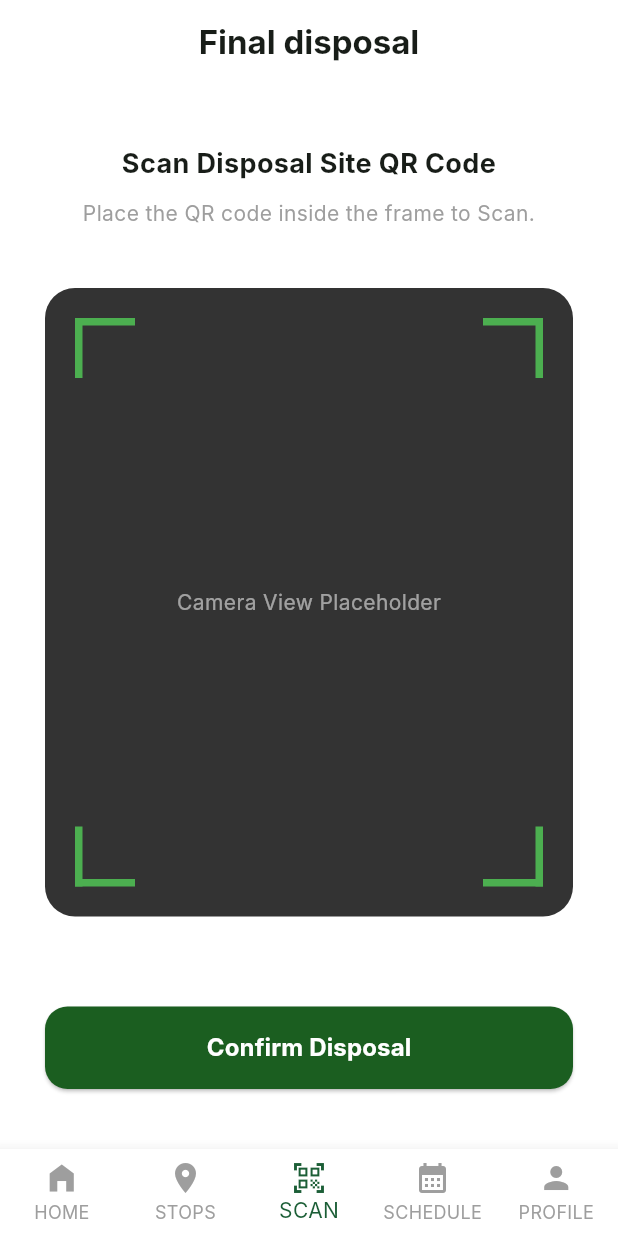
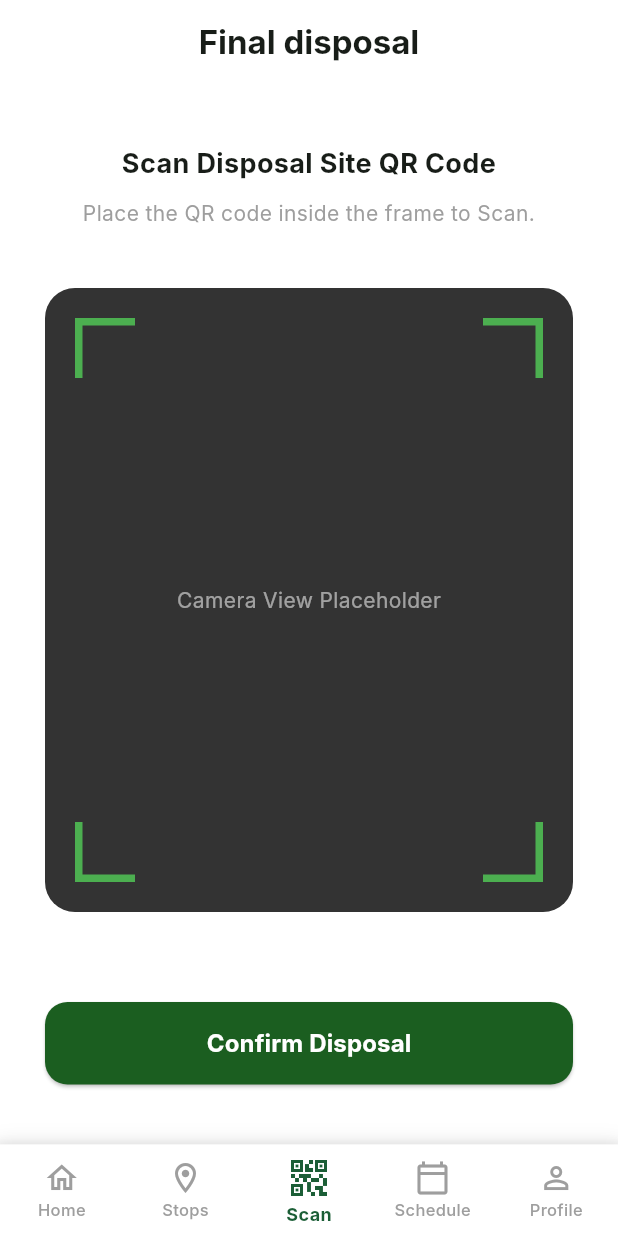
Before and after one commit to udeshrashmika/Waste-Wise---Mobile-app, a Flutter app: the DriverMainLayout screen opened directly, item 3 of the bottom bar chosen, on a phone screen of 412 x 824 dp. Run offline on Flutter 3.47's test engine with Material 3 defaults, Android fonts, the phone set to English and light mode, and no system bars; our stand-ins replace firebase_core, image_picker; accounts and stored records are empty; network calls fail; Roboto replaces fonts that are missing (Inter).

Commit message:
Update truck driver nav bar

```diff
--- a/lib/features/truck_driver/screens/driver_main_layout.dart
+++ b/lib/features/truck_driver/screens/driver_main_layout.dart
@@ -16,7 +16,6 @@ class _DriverMainLayoutState extends State<DriverMainLayout> {
   int _selectedIndex = 0;
   final Color brandGreen = const Color(0xFF1B5E36);
 
-
    final List<Widget> _screens = [
     const DriverHomeScreen(),
     const DriverStopsScreen(),
@@ -29,35 +28,72 @@ class _DriverMainLayoutState extends State<DriverMainLayout> {
   Widget build(BuildContext context) {
     return Scaffold(
       body: _screens[_selectedIndex],
-      bottomNavigationBar: BottomNavigationBar(
+
+
+      bottomNavigationBar: Container(
+        decoration: BoxDecoration(
+          color: Colors.white,
+          boxShadow: [
+            BoxShadow(
+              color: Colors.black.withOpacity(0.1),
+              blurRadius: 10,
+              spreadRadius: 2,
+            ),
+          ],
+        ),
+        child: BottomNavigationBar(
           currentIndex: _selectedIndex,
           onTap: (index) => setState(() => _selectedIndex = index),
           type: BottomNavigationBarType.fixed,
+          backgroundColor: Colors.white,
+
           selectedItemColor: brandGreen,
           unselectedItemColor: Colors.grey,
+
+
+          selectedIconTheme: const IconThemeData(size: 32),
+          unselectedIconTheme: const IconThemeData(size: 24),
+
+          selectedLabelStyle: const TextStyle(
+            fontWeight: FontWeight.bold,
+            fontSize: 12,
+          ),
+          unselectedLabelStyle: const TextStyle(
+            fontSize: 11,
+            fontWeight: FontWeight.w500,
+          ),
+
+
           showUnselectedLabels: true,
+
           items: const [
             BottomNavigationBarItem(
-            icon: Icon(Icons.home_filled),
-            label: 'HOME',
+              icon: Icon(Icons.home_outlined),
+              activeIcon: Icon(Icons.home_filled),
+              label: 'Home',
             ),
             BottomNavigationBarItem(
-            icon: Icon(Icons.location_on),
-            label: 'STOPS',
+              icon: Icon(Icons.location_on_outlined),
+              activeIcon: Icon(Icons.location_on),
+              label: 'Stops',
             ),
             BottomNavigationBarItem(
               icon: Icon(Icons.qr_code_scanner),
-            label: 'SCAN',
+              activeIcon: Icon(Icons.qr_code_2),
+              label: 'Scan',
             ),
             BottomNavigationBarItem(
-            icon: Icon(Icons.calendar_month),
-            label: 'SCHEDULE',
+              icon: Icon(Icons.calendar_today_outlined),
+              activeIcon: Icon(Icons.calendar_month),
+              label: 'Schedule',
             ),
             BottomNavigationBarItem(
-            icon: Icon(Icons.person),
-            label: 'PROFILE',
+              icon: Icon(Icons.person_outline),
+              activeIcon: Icon(Icons.person),
+              label: 'Profile',
             ),
           ],
+        ),
       ),
     );
   }
--- a/lib/features/truck_driver/screens/driver_scan.dart
+++ b/lib/features/truck_driver/screens/driver_scan.dart
@@ -35,7 +35,7 @@ class DriverScanScreen extends StatelessWidget {
             ),
             const SizedBox(height: 40),
 
-            // Viewfinder Container
+
             Expanded(
               child: Stack(
                 alignment: Alignment.center,
@@ -78,7 +78,7 @@ class DriverScanScreen extends StatelessWidget {
             ),
             const SizedBox(height: 60),
 
-            // Confirm Disposal Button
+
             SizedBox(
               width: double.infinity,
               height: 55,
--- a/pubspec.yaml
+++ b/pubspec.yaml
@@ -38,6 +38,7 @@ dependencies:
   # Use with the CupertinoIcons class for iOS style icons.
   cupertino_icons: ^1.0.8
   firebase_core: ^4.4.0
+  mobile_scanner: ^7.1.4
 
 dev_dependencies:
   flutter_test:
```
Also changed, not shown: lib/features/truck_driver/screens/driver_profile.dart (+7 -8 lines), pubspec.lock, 2 other files. Lines whose indentation alone changed are shown as unchanged.
